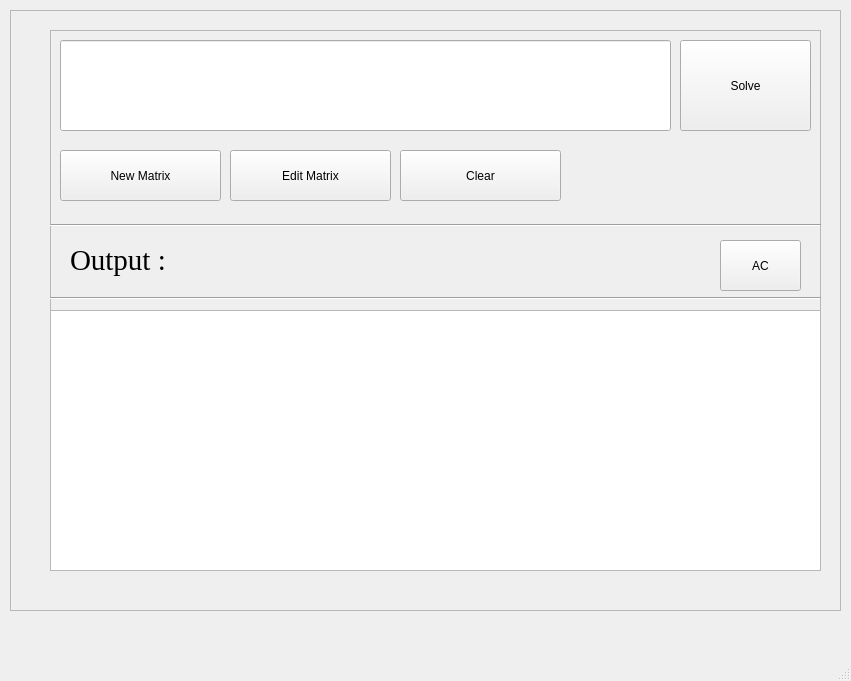
Qt form matrix.ui (taapas1128/Calculator_pyqt) before a commit.
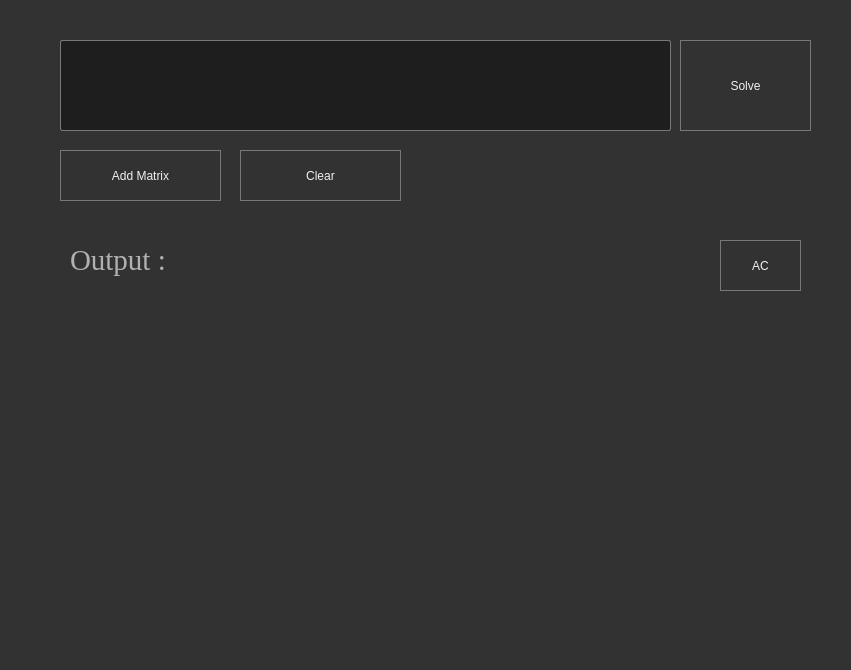
The same form after that commit. Icons and pictures are not drawn.

Commit message: Added the matrix mode

Patch:
```diff
--- a/matrix.ui
+++ b/matrix.ui
@@ -7,12 +7,202 @@
     <x>0</x>
     <y>0</y>
     <width>851</width>
-    <height>681</height>
+    <height>670</height>
    </rect>
   </property>
+  <property name="minimumSize">
+   <size>
+    <width>851</width>
+    <height>670</height>
+   </size>
+  </property>
+  <property name="maximumSize">
+   <size>
+    <width>851</width>
+    <height>670</height>
+   </size>
+  </property>
   <property name="windowTitle">
    <string>MainWindow</string>
   </property>
+  <property name="styleSheet">
+   <string notr="true">
+QToolTip
+{
+     border: 1px solid black;
+     background-color: #D1DBCB;
+     padding: 1px;
+     border-radius: 3px;
+     opacity: 100;
+}
+
+QWidget
+{
+    color: #b1b1b1;
+    background-color: #323232;
+    selection-background-color:#323232;
+    selection-color: black;
+    background-clip: border;
+    border-image: none;
+    border: 0px transparent black;
+    outline: 0;
+}
+
+QWidget:item:hover
+{
+    background-color: #D1DBCB;
+    color: black;
+}
+
+QWidget:item:selected
+{
+    background-color: #D1DBCB;
+    border: 0px
+}
+
+QLineEdit
+{
+    background-color: #1e1e1e;
+    selection-background-color: #D1DBCB;
+    selection-color: black;
+    padding: 5px;
+    border-style: solid;
+    border: 1px solid #76797C;
+    border-radius: 2px;
+    color: #eff0f1;
+}
+QPushButton::menu-indicator  {
+    subcontrol-origin: padding;
+    subcontrol-position: bottom right;
+    left: 8px;
+}
+QPushButton
+{
+    color: #eff0f1;
+    background-color: #323232;
+    border-width: 1px;
+    border-color: #76797C;
+    border-style: solid;
+    padding: 5px;
+    border-radius: 0px;
+    outline: none;
+}
+
+QPushButton:disabled
+{
+    background-color: #323232;
+    border-width: 1px;
+    border-color: #454545;
+    border-style: solid;
+    padding-top: 5px;
+    padding-bottom: 5px;
+    padding-left: 10px;
+    padding-right: 10px;
+    border-radius: 2px;
+    color: #454545;
+}
+
+QPushButton:focus {
+    background-color: #D1DBCB;
+    color: black;
+}
+
+QPushButton:pressed
+{
+    color: black;
+    background-color: #D1DBCB;
+    padding-top: -15px;
+    padding-bottom: -17px;
+}
+
+QComboBox
+{
+    selection-background-color: #D1DBCB;
+    background-color: #31363B;
+    border-style: solid;
+    border: 1px solid #76797C;
+    border-radius: 2px;
+    padding: 5px;
+    min-width: 75px;
+}
+
+QPushButton:checked{
+    background-color: #76797C;
+    border-color: #6A6969;
+}
+
+QComboBox:hover,QPushButton:hover,QAbstractSpinBox:hover,QLineEdit:hover,QTextEdit:hover,QPlainTextEdit:hover,QAbstractView:hover,QTreeView:hover
+{
+    border: 1px solid #D1DBCB;
+}
+QTabWidget:focus, QCheckBox:focus, QRadioButton:focus, QSlider:focus
+{
+    border: none;
+}
+
+QHeaderView::section
+{
+    background-color: #76797C;
+    color: #eff0f1;
+    padding: 5px;
+    border: 1px solid #76797C;
+}
+
+QSizeGrip {
+    image: url(:/qss_icons/rc/sizegrip.png);
+    width: 12px;
+    height: 12px;
+}
+
+
+QMainWindow::separator
+{
+    background-color: #323232;
+    color: white;
+    padding-left: 4px;
+    spacing: 2px;
+    border: 1px dashed #76797C;
+}
+
+QMainWindow::separator:hover
+{
+
+    background-color: #787876;
+    color: white;
+    padding-left: 4px;
+    border: 1px solid #76797C;
+    spacing: 2px;
+}
+
+
+QMenu::separator
+{
+    height: 1px;
+    background-color: #76797C;
+    color: white;
+    padding-left: 4px;
+    margin-left: 10px;
+    margin-right: 5px;
+}
+
+QFrame
+{
+    border-radius: 0px;
+    /*border: 1px solid #76797C;*/
+}
+
+
+QFrame[frameShape=&quot;0&quot;]
+{
+    border-radius: 0px;
+    border: 0px transparent #76797C;
+}
+
+QStackedWidget
+{
+    border: 1px transparent black;
+}</string>
+  </property>
   <widget class="QWidget" name="centralwidget">
    <widget class="QFrame" name="frame_2">
     <property name="geometry">
@@ -91,23 +281,7 @@
        <cursorShape>OpenHandCursor</cursorShape>
       </property>
       <property name="text">
-       <string>New Matrix</string>
-      </property>
-     </widget>
-     <widget class="QPushButton" name="edit">
-      <property name="geometry">
-       <rect>
-        <x>180</x>
-        <y>120</y>
-        <width>161</width>
-        <height>51</height>
-       </rect>
-      </property>
-      <property name="cursor">
-       <cursorShape>OpenHandCursor</cursorShape>
-      </property>
-      <property name="text">
-       <string>Edit Matrix</string>
+       <string>Add Matrix</string>
       </property>
      </widget>
      <widget class="Line" name="line">
@@ -193,7 +367,7 @@
      <widget class="QPushButton" name="clr">
       <property name="geometry">
        <rect>
-        <x>350</x>
+        <x>190</x>
         <y>120</y>
         <width>161</width>
         <height>51</height>
```
The commit also changes 10 other files.
